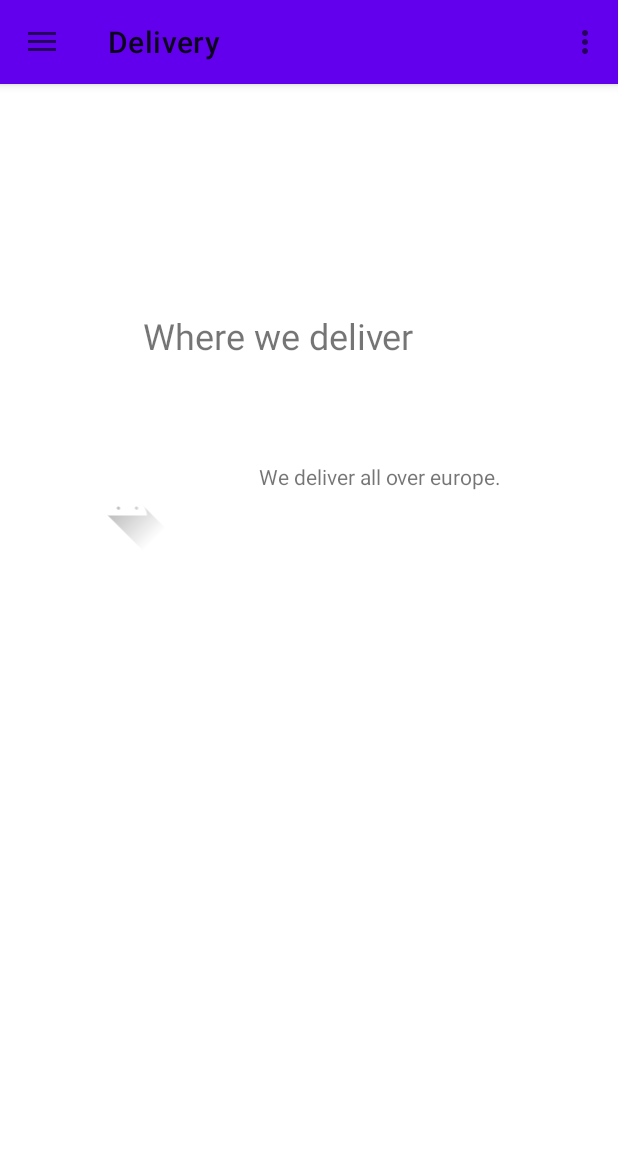
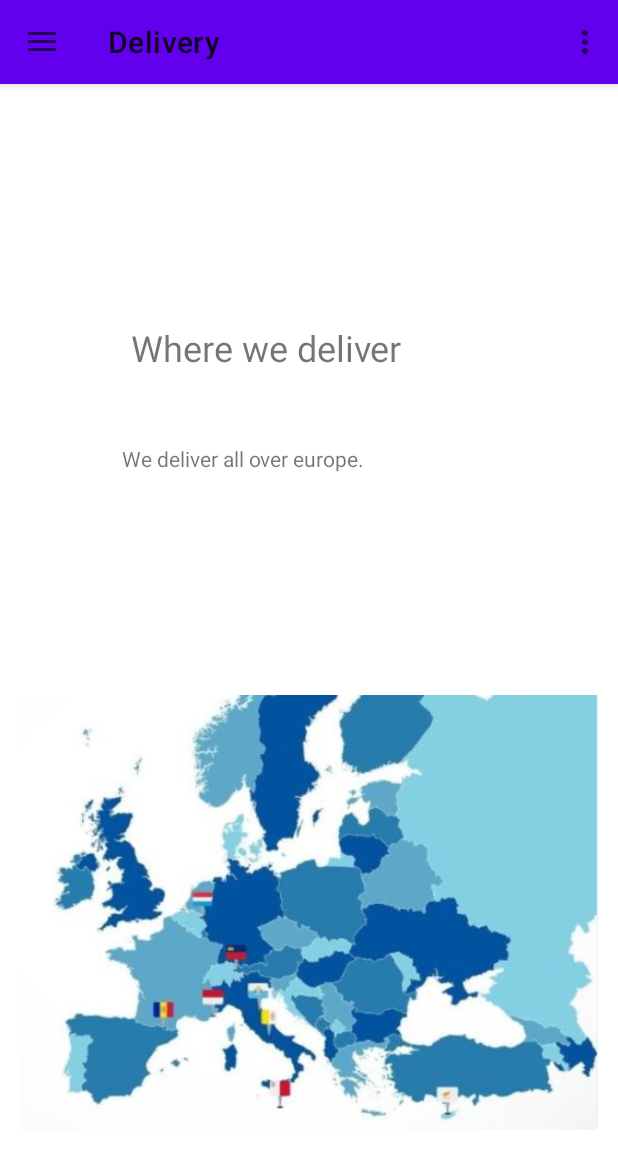
Before and after one commit to ancahutupasu/HeServices2, an Android app: the DeliveryFragment screen opened through its navigation route, on a phone screen of 412 x 824 dp. Shown: the top 1169 px of the screen. Run offline under Robolectric (Android 15) with nearby library versions, the phone set to English and light mode, and no system bars; our stand-ins replace navigation-ui.

Commit message:
updated fragment delivery

```diff
--- a/app/src/main/res/layout/fragment_delivery.xml
+++ b/app/src/main/res/layout/fragment_delivery.xml
@@ -1,43 +1,62 @@
 <?xml version="1.0" encoding="utf-8"?>
 <androidx.constraintlayout.widget.ConstraintLayout xmlns:android="http://schemas.android.com/apk/res/android"
+    xmlns:tools="http://schemas.android.com/tools"
     android:layout_width="match_parent"
     android:layout_height="match_parent"
     xmlns:app="http://schemas.android.com/apk/res-auto">
 
-    <TextView
-        android:id="@+id/deliver"
-        android:layout_width="221dp"
-        android:layout_height="46dp"
-        android:text="Where we deliver"
-        android:textSize="24sp"
+    <LinearLayout
+        android:id="@+id/linearLayout11"
+        android:layout_width="237dp"
+        android:layout_height="63dp"
+        android:orientation="horizontal"
         app:layout_constraintBottom_toBottomOf="parent"
         app:layout_constraintEnd_toEndOf="parent"
         app:layout_constraintStart_toStartOf="parent"
         app:layout_constraintTop_toTopOf="parent"
-        app:layout_constraintVertical_bias="0.21" />
+        app:layout_constraintVertical_bias="0.226">
 
-    <TextView
-        android:id="@+id/textView3"
-        android:layout_width="202dp"
-        android:layout_height="64dp"
-        android:text="We deliver all over europe. "
+        <TextView
+            android:id="@+id/deliver"
+            android:layout_width="221dp"
+            android:layout_height="46dp"
+            android:text="Where we deliver"
+            android:textSize="24sp" />
+    </LinearLayout>
+
+    <LinearLayout
+        android:layout_width="385dp"
+        android:layout_height="349dp"
+        android:orientation="horizontal"
         app:layout_constraintBottom_toBottomOf="parent"
         app:layout_constraintEnd_toEndOf="parent"
-        app:layout_constraintHorizontal_bias="0.822"
         app:layout_constraintStart_toStartOf="parent"
         app:layout_constraintTop_toTopOf="parent"
-        app:layout_constraintVertical_bias="0.358" />
+        app:layout_constraintVertical_bias="0.934">
 
-    <ImageView
-        android:id="@+id/imageView10"
-        android:layout_width="98dp"
-        android:layout_height="61dp"
+        <ImageView
+            android:id="@+id/imageView10"
+            android:layout_width="wrap_content"
+            android:layout_height="322dp"
+            app:srcCompat="@drawable/europemap" />
+    </LinearLayout>
+
+    <LinearLayout
+        android:layout_width="243dp"
+        android:layout_height="113dp"
+        android:orientation="horizontal"
         app:layout_constraintBottom_toBottomOf="parent"
         app:layout_constraintEnd_toEndOf="parent"
-        app:layout_constraintHorizontal_bias="0.115"
+        app:layout_constraintHorizontal_bias="0.482"
         app:layout_constraintStart_toStartOf="parent"
         app:layout_constraintTop_toTopOf="parent"
-        app:layout_constraintVertical_bias="0.356"
-        app:srcCompat="@drawable/ic_launcher_foreground" />
+        app:layout_constraintVertical_bias="0.367">
+
+        <TextView
+            android:id="@+id/textView3"
+            android:layout_width="215dp"
+            android:layout_height="91dp"
+            android:text="We deliver all over europe. " />
+    </LinearLayout>
 
 </androidx.constraintlayout.widget.ConstraintLayout>
```
Also changed, not shown: app/src/main/res/drawable-v24/europemap.png (added).
